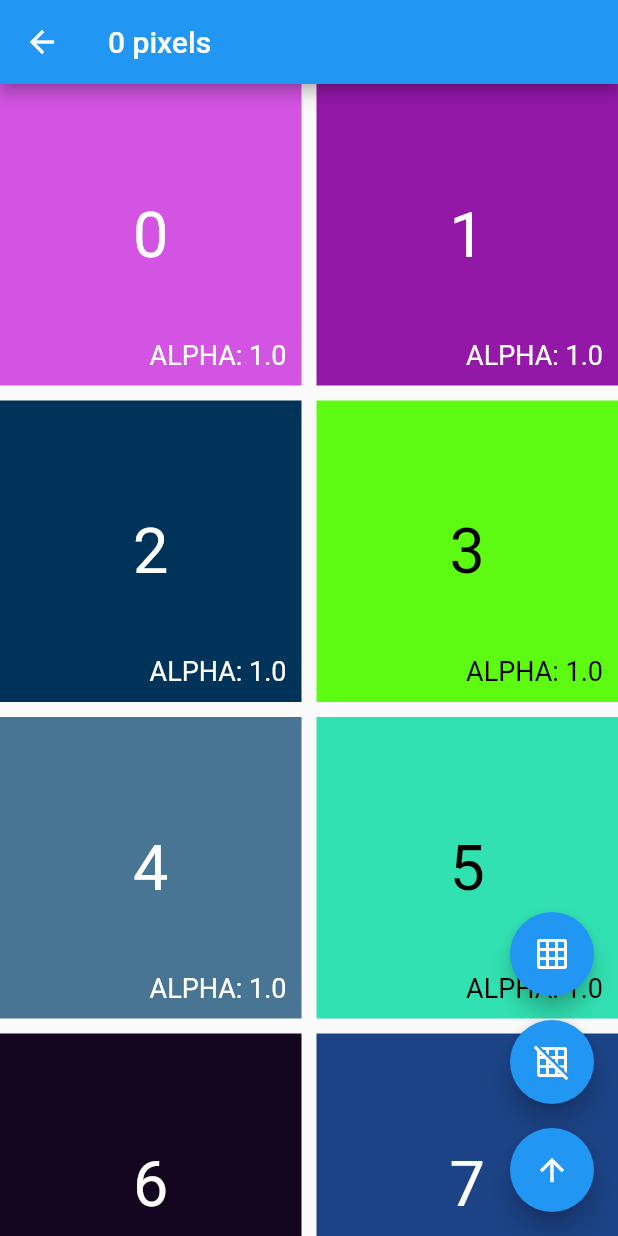
After one commit to yuyasat-sandbox/flutter-nyumon, a Flutter app: the screen it shows after launch, after a tap on "GridViewPage", on a phone screen of 412 x 824 dp. The commit adds this screen. Run offline on Flutter 3.47's test engine with Material 2 defaults, Android fonts, the phone set to English and light mode, and no system bars.

Commit message:
grid view page

```diff
--- /dev/null
+++ b/lib/grid_view_page.dart
@@ -0,0 +1,134 @@
+import 'package:flutter/material.dart';
+import 'dart:math' as math;
+
+class GridViewPage extends StatefulWidget {
+  @override
+  _GridViewPageState createState() => _GridViewPageState();
+}
+
+class _GridViewPageState extends State<GridViewPage> {
+  int _columnsCount = 2;
+  final ScrollController _scrollController = ScrollController();
+
+  @override
+  void initState() {
+    _scrollController.addListener(() {
+      setState(() {});
+    });
+    super.initState();
+  }
+
+  @override
+  Widget build(BuildContext context) {
+    return Scaffold(
+      appBar: AppBar(
+        title: Text(
+            '${_scrollController.hasClients ? _scrollController.position.pixels.toInt().toString() : 0} pixels'),
+      ),
+      floatingActionButton: Column(
+        mainAxisAlignment: MainAxisAlignment.end,
+        children: <Widget>[
+          FloatingActionButton(
+            heroTag: 'grid_on',
+            onPressed: () {
+              if (_columnsCount < 3) {
+                setState(() {
+                  _columnsCount++;
+                });
+              }
+            },
+            child: Icon(
+              Icons.grid_on,
+              color: Colors.white,
+            ),
+          ),
+          SizedBox(
+            height: 16,
+          ),
+          FloatingActionButton(
+            heroTag: 'grid_off',
+            onPressed: () {
+              if (_columnsCount > 2) {
+                setState(() {
+                  _columnsCount--;
+                });
+              }
+            },
+            child: Icon(
+              Icons.grid_off,
+              color: Colors.white,
+            ),
+          ),
+          SizedBox(
+            height: 16,
+          ),
+          FloatingActionButton(
+            heroTag: 'arrow_upward',
+            onPressed: () {
+              _scrollController.animateTo(
+                0,
+                duration: Duration(milliseconds: 600),
+                curve: Curves.easeInQuint,
+              );
+            },
+            child: Icon(Icons.arrow_upward, color: Colors.white),
+          )
+        ],
+      ),
+      body: GridView.builder(
+        controller: _scrollController,
+        gridDelegate: SliverGridDelegateWithFixedCrossAxisCount(
+          crossAxisCount: _columnsCount,
+          crossAxisSpacing: 10,
+          mainAxisSpacing: 10,
+        ),
+        itemBuilder: (context, index) {
+          final gridItemColor =
+              Color((math.Random(index).nextDouble() * 0x00FFFFFF).toInt())
+                  .withOpacity(1);
+          final gridItemBrightness = gridItemColor.computeLuminance();
+          return Stack(
+            children: [
+              Container(
+                color: gridItemColor,
+                child: Center(
+                  child: Text(
+                    index.toString(),
+                    style: TextStyle(
+                      fontSize: 42,
+                      color: gridItemBrightness > 0.5
+                          ? Colors.black
+                          : Colors.white,
+                    ),
+                  ),
+                ),
+              ),
+              Positioned(
+                right: 10,
+                bottom: 10,
+                child: Text(
+                  gridItemColor
+                      .toString()
+                      .toUpperCase()
+                      .substring(6, 16)
+                      .replaceAll('0X', '#'),
+                  style: TextStyle(
+                    fontSize: 18,
+                    color:
+                        gridItemBrightness > 0.5 ? Colors.black : Colors.white,
+                  ),
+                ),
+              ),
+            ],
+          );
+        },
+      ),
+    );
+  }
+
+  @override
+  void dispose() {
+    _scrollController.dispose();
+    super.dispose();
+  }
+}
--- a/lib/index_page.dart
+++ b/lib/index_page.dart
@@ -1,7 +1,7 @@
 import 'package:flutter/material.dart';
 
 import 'container_properties_page.dart';
-// import 'grid_view_page.dart';
+import 'grid_view_page.dart';
 // import 'responsive_design_page.dart';
 // import 'shrinkable_footer_page.dart';
 // import 'sliver_app_bar_page.dart';
@@ -28,6 +28,19 @@ class IndexPage extends StatelessWidget {
               child: const Text('ContainerPropertiesPage'),
             ),
           ),
+          Padding(
+            padding: const EdgeInsets.symmetric(horizontal: 40, vertical: 10),
+            child: ElevatedButton(
+              onPressed: () {
+                Navigator.of(context).push(
+                  MaterialPageRoute(builder: (context) {
+                    return GridViewPage();
+                  }),
+                );
+              },
+              child: const Text('GridViewPage'),
+            ),
+          ),
         ],
       ),
     );
```
